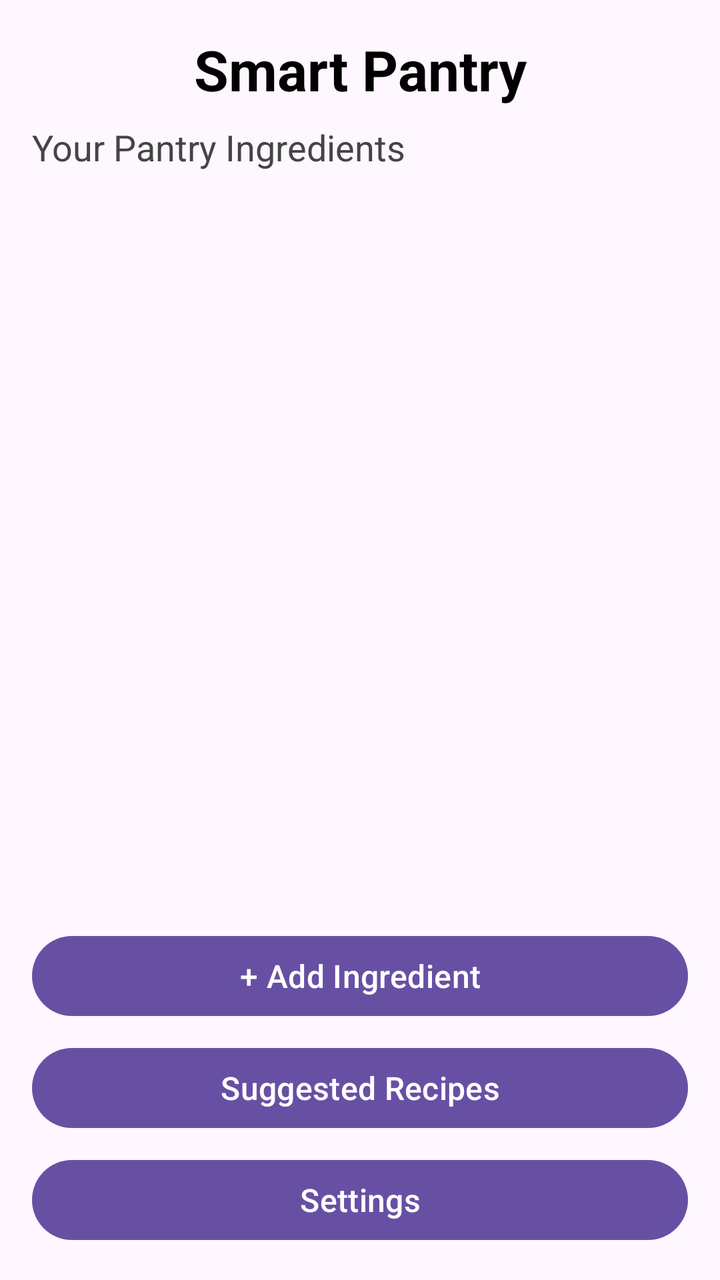
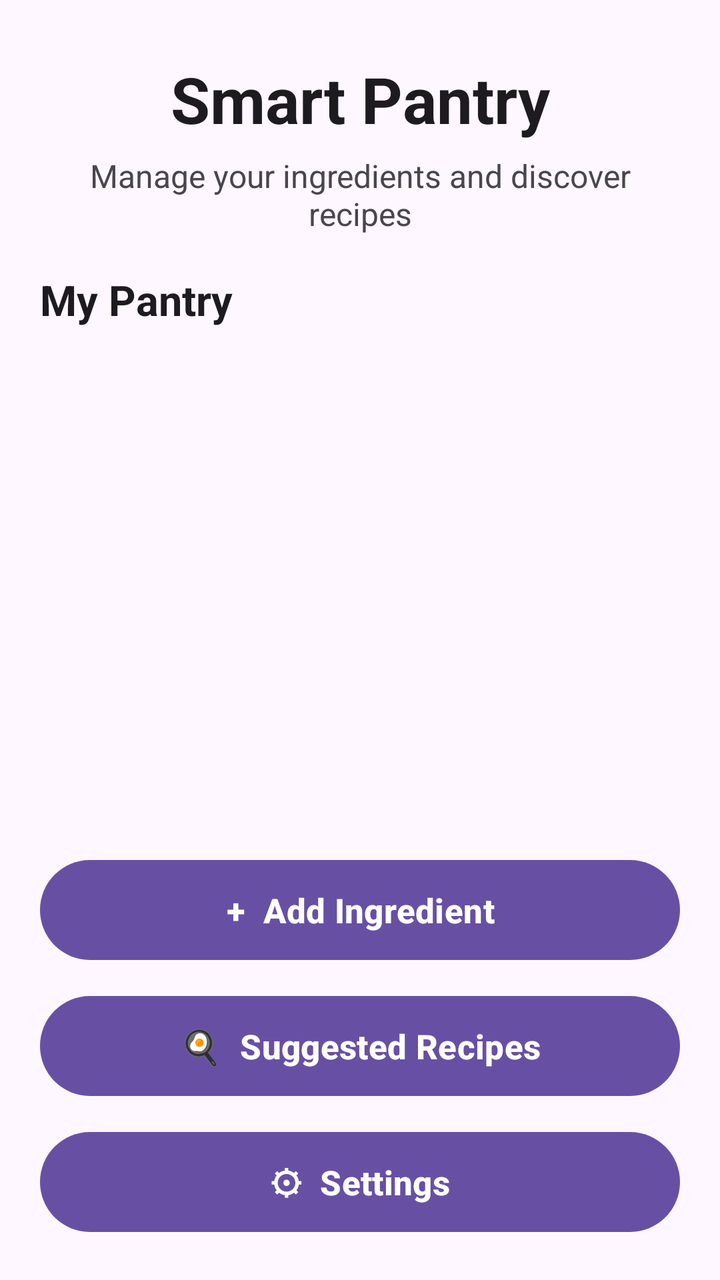

Compare the two renders of this Android layout. The source of the first and the diff that turns it into the second are given below.
<!-- AndroidManifest.xml: application theme Theme.SmartPantryManager -->
<!-- res/layout/activity_main.xml -->
<?xml version="1.0" encoding="utf-8"?>
<LinearLayout xmlns:android="http://schemas.android.com/apk/res/android"
    android:layout_width="match_parent"
    android:layout_height="match_parent"
    android:orientation="vertical"
    android:padding="16dp">

    <TextView
        android:id="@+id/txtTitle"
        android:layout_width="match_parent"
        android:layout_height="wrap_content"
        android:text="Smart Pantry"
        android:textSize="28sp"
        android:textStyle="bold"
        android:textColor="#000000"
        android:gravity="center"
        android:layout_marginBottom="8dp" />

    <TextView
        android:id="@+id/txtSubtitle"
        android:layout_width="match_parent"
        android:layout_height="wrap_content"
        android:text="Your Pantry Ingredients"
        android:textSize="18sp"
        android:textColor="#444444"
        android:layout_marginBottom="12dp" />

    <androidx.recyclerview.widget.RecyclerView
        android:id="@+id/recyclerPantry"
        android:layout_width="match_parent"
        android:layout_height="0dp"
        android:layout_weight="1"
        android:clipToPadding="false"
        android:paddingBottom="8dp" />

    <TextView
        android:id="@+id/txtEmptyPantry"
        android:layout_width="match_parent"
        android:layout_height="wrap_content"
        android:text="Your pantry is empty. Add some ingredients!"
        android:textSize="16sp"
        android:textColor="#666666"
        android:gravity="center"
        android:padding="16dp"
        android:visibility="gone" />

    <Button
        android:id="@+id/btnAddIngredient"
        android:layout_width="match_parent"
        android:layout_height="wrap_content"
        android:text="+ Add Ingredient"
        android:textSize="16sp"
        android:layout_marginTop="8dp" />

    <Button
        android:id="@+id/btnSuggestedRecipes"
        android:layout_width="match_parent"
        android:layout_height="wrap_content"
        android:text="Suggested Recipes"
        android:textSize="16sp"
        android:layout_marginTop="8dp" />

    <Button
        android:id="@+id/btnSettings"
        android:layout_width="match_parent"
        android:layout_height="wrap_content"
        android:text="Settings"
        android:textSize="16sp"
        android:layout_marginTop="8dp" />

</LinearLayout>
<!-- resources referenced by this layout -->
<resources>
  <style name="Theme.SmartPantryManager" parent="Base.Theme.SmartPantryManager" />
  <style name="Base.Theme.SmartPantryManager" parent="Theme.Material3.DayNight.NoActionBar">
          
          
      </style>
</resources>

<!-- the commit's change to res/layout/activity_main.xml (unified diff, before → after) -->
@@ -3,28 +3,44 @@
     android:layout_width="match_parent"
     android:layout_height="match_parent"
     android:orientation="vertical"
-    android:padding="16dp">
+    android:padding="20dp"
+    android:background="?android:attr/colorBackground">
 
+    
     <TextView
         android:id="@+id/txtTitle"
         android:layout_width="match_parent"
         android:layout_height="wrap_content"
         android:text="Smart Pantry"
-        android:textSize="28sp"
+        android:textSize="32sp"
         android:textStyle="bold"
-        android:textColor="#000000"
+        android:textColor="?android:attr/textColorPrimary"
         android:gravity="center"
-        android:layout_marginBottom="8dp" />
+        android:layout_marginTop="8dp"
+        android:layout_marginBottom="6dp" />
 
+    
     <TextView
         android:id="@+id/txtSubtitle"
         android:layout_width="match_parent"
         android:layout_height="wrap_content"
-        android:text="Your Pantry Ingredients"
-        android:textSize="18sp"
-        android:textColor="#444444"
-        android:layout_marginBottom="12dp" />
+        android:text="Manage your ingredients and discover recipes"
+        android:textSize="16sp"
+        android:textColor="?android:attr/textColorSecondary"
+        android:gravity="center"
+        android:layout_marginBottom="18dp" />
 
+    
+    <TextView
+        android:layout_width="match_parent"
+        android:layout_height="wrap_content"
+        android:text="My Pantry"
+        android:textSize="21sp"
+        android:textStyle="bold"
+        android:textColor="?android:attr/textColorPrimary"
+        android:layout_marginBottom="8dp" />
+
+    
     <androidx.recyclerview.widget.RecyclerView
         android:id="@+id/recyclerPantry"
         android:layout_width="match_parent"
@@ -33,39 +49,46 @@
         android:clipToPadding="false"
         android:paddingBottom="8dp" />
 
+    
     <TextView
         android:id="@+id/txtEmptyPantry"
         android:layout_width="match_parent"
         android:layout_height="wrap_content"
-        android:text="Your pantry is empty. Add some ingredients!"
-        android:textSize="16sp"
-        android:textColor="#666666"
+        android:text="Your pantry is empty&#10;Add some ingredients to get started!"
+        android:textSize="17sp"
+        android:textColor="?android:attr/textColorSecondary"
         android:gravity="center"
-        android:padding="16dp"
+        android:padding="20dp"
         android:visibility="gone" />
 
+    
     <Button
         android:id="@+id/btnAddIngredient"
         android:layout_width="match_parent"
-        android:layout_height="wrap_content"
-        android:text="+ Add Ingredient"
-        android:textSize="16sp"
-        android:layout_marginTop="8dp" />
+        android:layout_height="58dp"
+        android:text="+  Add Ingredient"
+        android:textSize="17sp"
+        android:textStyle="bold"
+        android:layout_marginTop="10dp" />
 
+    
     <Button
         android:id="@+id/btnSuggestedRecipes"
         android:layout_width="match_parent"
-        android:layout_height="wrap_content"
-        android:text="Suggested Recipes"
-        android:textSize="16sp"
-        android:layout_marginTop="8dp" />
+        android:layout_height="58dp"
+        android:text="🍳  Suggested Recipes"
+        android:textSize="17sp"
+        android:textStyle="bold"
+        android:layout_marginTop="10dp" />
 
+    
     <Button
         android:id="@+id/btnSettings"
         android:layout_width="match_parent"
-        android:layout_height="wrap_content"
-        android:text="Settings"
-        android:textSize="16sp"
-        android:layout_marginTop="8dp" />
+        android:layout_height="58dp"
+        android:text="⚙  Settings"
+        android:textSize="17sp"
+        android:textStyle="bold"
+        android:layout_marginTop="10dp" />
 
 </LinearLayout>
